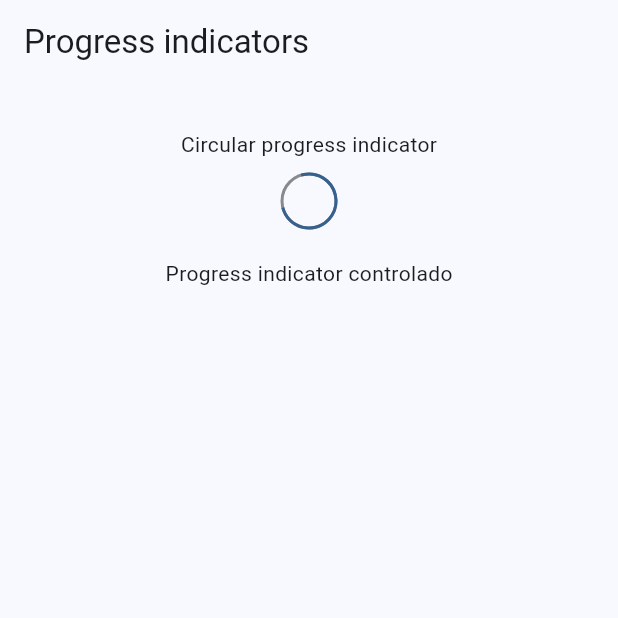
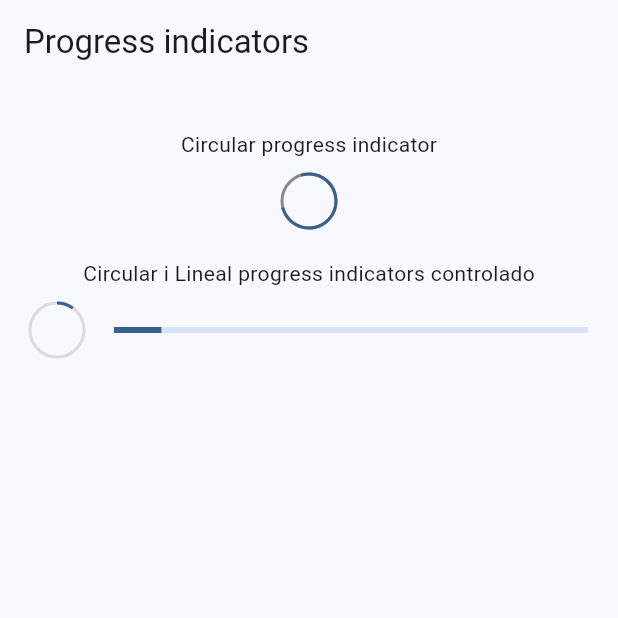
Before and after one commit to rmoreno-software/cursos, a Flutter app: the ProgressScreen screen opened by its route, on a phone screen of 412 x 824 dp, the top half of it. Run offline on Flutter 3.47's test engine with Material 3 defaults, Android fonts, the phone set to English and light mode, and no system bars; our stand-ins replace animate_do, dio, go_router, video_player.

Commit message:
S10 - Linear y circular progress controlados

```diff
--- a/Flutter/widgets_app/lib/presentation/screens/progress/progress_screen.dart
+++ b/Flutter/widgets_app/lib/presentation/screens/progress/progress_screen.dart
@@ -30,21 +30,43 @@ class _ProgressView extends StatelessWidget {
           SizedBox(height: 10),
           CircularProgressIndicator(strokeWidth: 2, backgroundColor: Colors.black45),
           SizedBox(height: 20),
-          Text('Progress indicator controlado'),
+          Text('Circular i Lineal progress indicators controlado'),
           SizedBox(height: 10),
-          _ControlledProgressIndicator()
+          _ControlledProgressIndicators()
         ]
       ),
     );
   }
 }
 
-class _ControlledProgressIndicator extends StatelessWidget {
+class _ControlledProgressIndicators extends StatelessWidget {
 
-  const _ControlledProgressIndicator();
+  const _ControlledProgressIndicators();
 
   @override
   Widget build(BuildContext context) {
-    return Container();
+    return StreamBuilder(
+      stream: Stream.periodic(const Duration(milliseconds:  300), (value) {
+        return (value * 2) / 100;
+      }).takeWhile((value) => value < 100),
+      builder: (context, snapshot) {
+
+        final doubleValue = snapshot.data ?? 0;
+
+        return Padding(
+          padding: const EdgeInsets.symmetric(horizontal: 20),
+          child: Row(
+            mainAxisAlignment: MainAxisAlignment.center,
+            children: [
+              CircularProgressIndicator(value: doubleValue, strokeWidth: 2, backgroundColor: Colors.black12),
+              const SizedBox(width: 20),
+              Expanded(
+                child: LinearProgressIndicator(value: doubleValue)
+              )
+            ]
+          )
+        );
+      }
+    );
   }
 }
```
